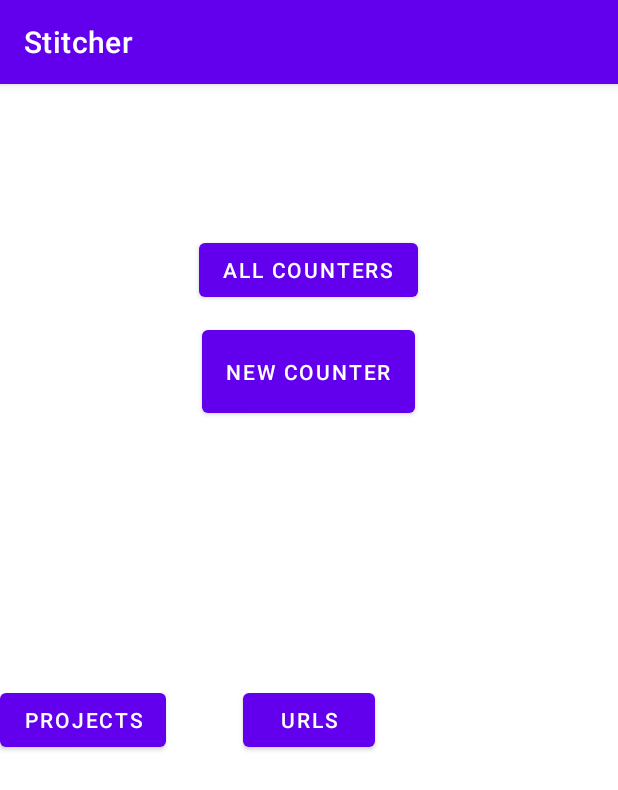
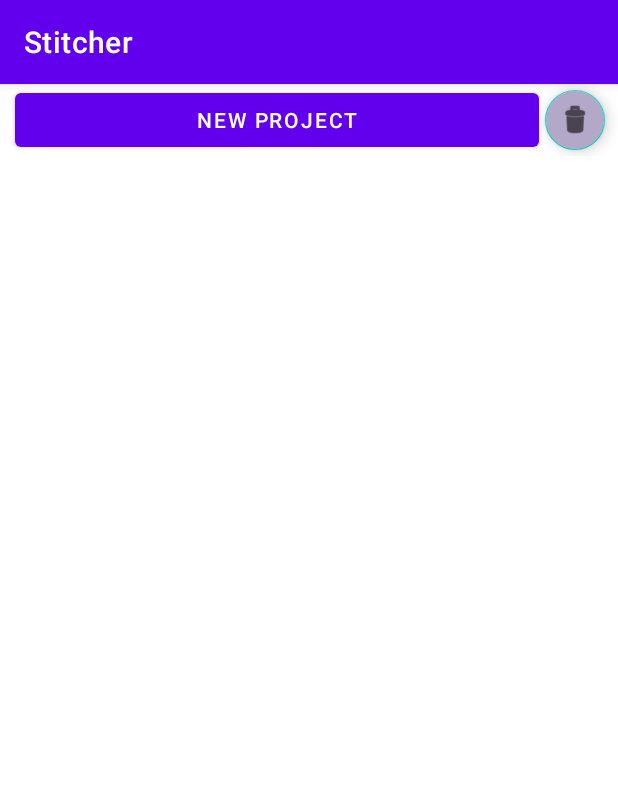
Before and after one commit to KatrinaGW/Stitcher-Personal-Project, an Android app: the screen it shows after launch (MainActivity before the commit, DisplayProjectsActivity after it), on a phone screen of 412 x 824 dp. Shown: the top 790 px of the screen. Run offline under Robolectric (Android 15) with nearby library versions, the phone set to English and light mode, and no system bars; our stand-ins replace Firebase (no records; nobody signed in at launch, a user with empty details on screens opened directly).

Commit message:
finish project creation flow

```diff
--- a/app/src/main/AndroidManifest.xml
+++ b/app/src/main/AndroidManifest.xml
@@ -15,7 +15,7 @@
         android:theme="@style/Theme.Stitcher"
         tools:targetApi="31">
         <activity
-            android:name=".MainActivity"
+            android:name=".DisplayProjectsActivity"
             android:exported="true">
             <intent-filter>
                 <action android:name="android.intent.action.MAIN" />
@@ -27,7 +27,6 @@
         <activity android:name=".CountersActivity" />
         <activity android:name=".UrlWebviewActivity"/>
         <activity android:name=".DisplayUrlsActivity"/>
-        <activity android:name=".DisplayProjectsActivity"/>
         <activity android:name=".DisplayProject"/>
     </application>
 
--- a/app/src/main/java/com/example/stitcher/CountersActivity.java
+++ b/app/src/main/java/com/example/stitcher/CountersActivity.java
@@ -87,7 +87,6 @@ public class CountersActivity extends AppCompatActivity {
 
     private void init(){
         countersListView = findViewById(R.id.strings_listview);
-        backBtn = findViewById(R.id.strings_back_btn);
         setCountersArrayAdapter();
         setButtons();
         setOnItemClickedListener();
--- a/app/src/main/java/com/example/stitcher/DisplayProject.java
+++ b/app/src/main/java/com/example/stitcher/DisplayProject.java
@@ -136,6 +136,7 @@ public class DisplayProject extends AppCompatActivity implements EnterTextFragme
 
                 Bundle bundle = new Bundle();
                 bundle.putInt(ViewConstants.FRAGMENT_ERROR_MSG.getValue(), R.string.url_error_msg);
+                bundle.putInt(ViewConstants.FRAGMENT_HINT_MSG.getValue(), R.string.add_url_txt_msg);
                 EnterTextFragment fragment = new EnterTextFragment();
                 fragment.setArguments(bundle);
                 getSupportFragmentManager()
--- a/app/src/main/java/com/example/stitcher/DisplayUrlsActivity.java
+++ b/app/src/main/java/com/example/stitcher/DisplayUrlsActivity.java
@@ -61,7 +61,6 @@ public class DisplayUrlsActivity extends AppCompatActivity {
 
     private void init(){
         urlsListview = findViewById(R.id.strings_listview);
-        backBtn = findViewById(R.id.strings_back_btn);
         setUrlsArrayAdapter();
         setListeners();
     }
--- a/app/src/main/java/com/example/stitcher/EnterTextFragment.java
+++ b/app/src/main/java/com/example/stitcher/EnterTextFragment.java
@@ -21,6 +21,7 @@ public class EnterTextFragment extends Fragment {
     EnterTextFragmentHandler fragmentHandler;
     TextView errorTxt;
     int errorCode;
+    int hintCode;
 
     interface EnterTextFragmentHandler {
         void dismissFragment();
@@ -32,6 +33,7 @@ public class EnterTextFragment extends Fragment {
                              Bundle savedInstanceState){
         super.onCreateView(inflater, container, savedInstanceState);
         errorCode = this.getArguments().getInt(ViewConstants.FRAGMENT_ERROR_MSG.getValue());
+        hintCode = this.getArguments().getInt(ViewConstants.FRAGMENT_HINT_MSG.getValue());
 
         return inflater.inflate(R.layout.fragment_enter_text,
                 container, false);
@@ -55,6 +57,7 @@ public class EnterTextFragment extends Fragment {
 
     private void init(){
         enterTxt = getView().findViewById(R.id.enter_text_edittext);
+        enterTxt.setHint(hintCode);
         confirmBtn = getView().findViewById(R.id.text_confirm_btn);
         cancelBtn = getView().findViewById(R.id.text_cancel_btn);
         errorTxt = getView().findViewById(R.id.txt_error_msg);
--- a/app/src/main/java/com/example/stitcher/ViewConstants.java
+++ b/app/src/main/java/com/example/stitcher/ViewConstants.java
@@ -2,6 +2,7 @@ package com.example.stitcher;
 
 public enum ViewConstants {
     FRAGMENT_ERROR_MSG("error_msg"),
+    FRAGMENT_HINT_MSG("hint_msg"),
     SELECTED_PROJECT("selectedProject"),
     SELECTED_COUNTER("selectedCounter"),
     SELECTED_URL("selectedUrl"),
--- a/app/src/main/res/layout/display_projects.xml
+++ b/app/src/main/res/layout/display_projects.xml
@@ -3,28 +3,48 @@
     android:layout_width="match_parent"
     android:layout_height="match_parent"
     xmlns:tools="http://schemas.android.com/tools"
+    xmlns:app="http://schemas.android.com/apk/res-auto"
     tools:appContext="com.example.hashcache.views.DisplayCommentsActivity">
 
+    <LinearLayout
+        android:id="@+id/projects_buttons_layout"
+        android:layout_width="match_parent"
+        android:layout_height="wrap_content"
+        android:weightSum="2"
+        android:orientation="horizontal">
 
-    <Button
-        android:id="@+id/strings_back_btn"
+        <Button
+            android:id="@+id/new_project_btn"
+            android:layout_width="wrap_content"
+            android:layout_height="wrap_content"
+            android:layout_marginLeft="10dp"
+            android:layout_weight="1.6"
+            android:text="New Project" />
+
+        <com.google.android.material.floatingactionbutton.FloatingActionButton
+            android:id="@+id/delete_project_fab"
+            android:layout_width="0dp"
+            android:layout_height="wrap_content"
+            android:backgroundTint="@color/url_background"
+            android:clickable="true"
+            android:contentDescription="@string/delete_project"
+            app:srcCompat="@android:drawable/ic_menu_delete"
+            android:focusable="true"
+            android:layout_weight="0.4"
+            app:fabSize="mini" />
+    </LinearLayout>
+
+        <androidx.fragment.app.FragmentContainerView
+        android:id="@+id/new_project_fragment_container"
+        android:layout_centerInParent="true"
         android:layout_width="wrap_content"
-        android:layout_height="wrap_content"
-        android:text="Back" />
-
-    <Button
-        android:id="@+id/new_project_btn"
-        android:layout_toEndOf="@id/strings_back_btn"
-        android:layout_width="wrap_content"
-        android:layout_marginLeft="10dp"
-        android:layout_height="wrap_content"
-        android:text="New Project" />
+        android:layout_height="wrap_content" />
 
     <ListView
         android:id="@+id/strings_listview"
         android:layout_width="match_parent"
         android:layout_height="wrap_content"
-        android:layout_below="@+id/strings_back_btn"
+        android:layout_below="@+id/projects_buttons_layout"
         android:layout_marginTop="0dp"
         android:layout_marginBottom="24dp"
         android:dividerHeight="1dp">
--- a/app/src/main/res/values/strings.xml
+++ b/app/src/main/res/values/strings.xml
@@ -19,7 +19,8 @@
     <string name="saved_msg_text">Saved!</string>
     <string name="delete_url">Delete Url</string>
     <string name="add_url_txt_msg">URL</string>
-    <string name="project_name_msg">Project Name</string>
+    <string name="project_name_hint">Project Name</string>
     <string name="url_error_msg">Please enter a URL!</string>
     <string name="project_name_error_msg">Please enter a Project Name!</string>
+    <string name="delete_project">Delete Project</string>
 </resources>
```
Also changed, not shown: app/src/main/java/com/example/stitcher/DisplayProjectsActivity.java (+100 -8 lines), app/src/main/java/com/example/stitcher/controllers/ProjectsCollection.java (+52 -2 lines), app/src/main/java/com/example/stitcher/controllers/handlers/ProjectHandler.java (added, +108 -0 lines).
